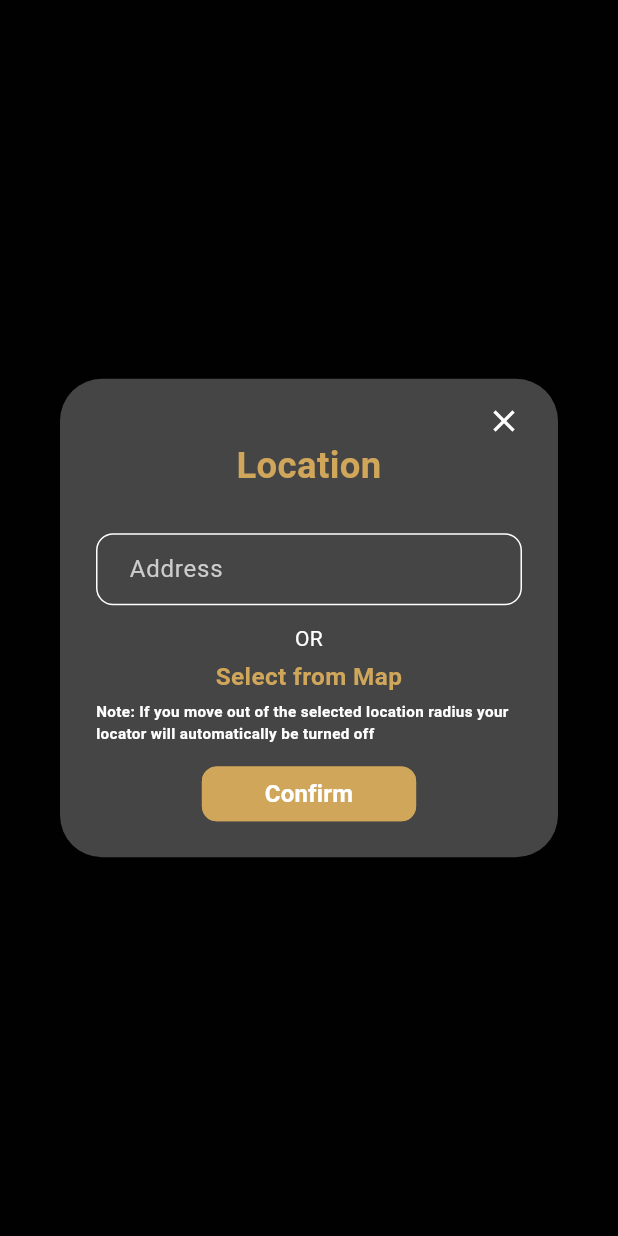
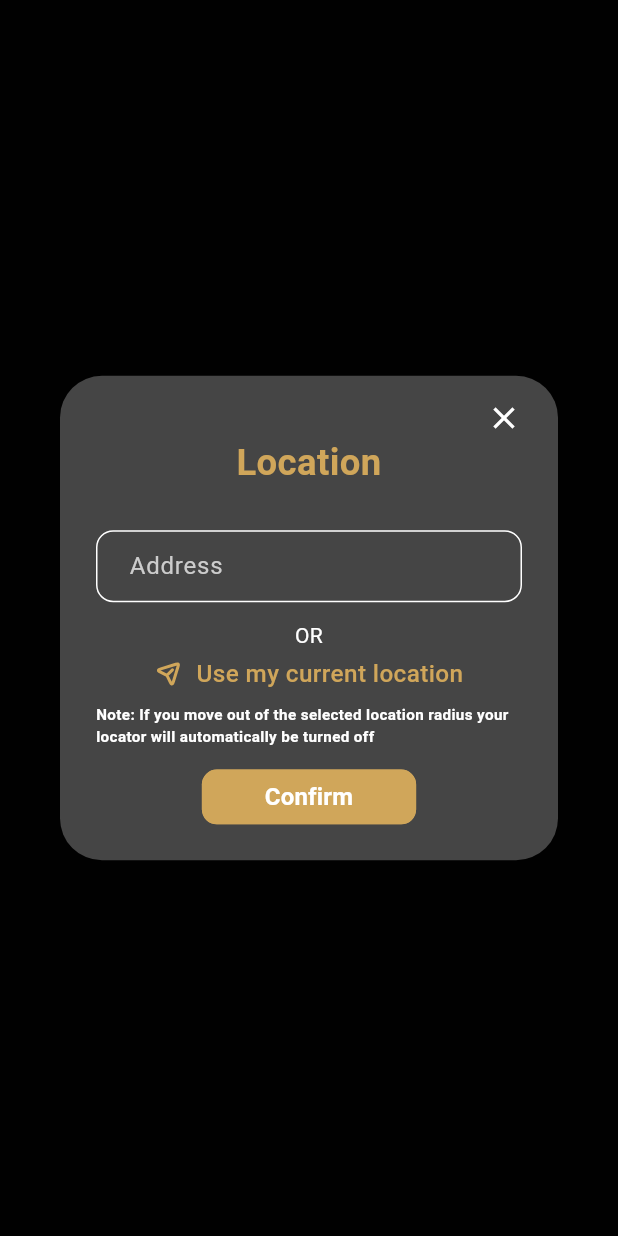
Before and after one commit to bdCalling-Sdt-hub/Pull-Up, a Flutter app: what getLocation() shows on an empty page, opened directly, on a phone screen of 412 x 824 dp. Run offline on Flutter 3.47's test engine with Material 3 defaults, Android fonts, the phone set to English and light mode, and no system bars; our stand-ins replace connectivity_plus, dotted_border, flutter_advanced_switch, flutter_local_notifications, flutter_neumorphic_plus, flutter_screenutil and 11 more; missing offline and left inert: flutter_stripe; accounts and stored records are empty; network calls fail.

Commit message:
location done

```diff
--- a/lib/utils/app_url.dart
+++ b/lib/utils/app_url.dart
@@ -34,7 +34,7 @@ class AppUrl {
   static const shopProduct = "$baseUrl/product/single-shop-by-product";
   static const history = "$baseUrl/product/product-history";
   static const myProductHistory = "$baseUrl/product/receiver-product-history";
-  static const notifications = "$baseUrl/notifications";
+  static const notifications = "$baseUrl/notifications/user-notification";
   static const myEvent = "$baseUrl/event/user-wise-event";
   static const myEventHistory = "$baseUrl/event/receiver-event-history";
   static const eventHistory = "$baseUrl/event/event-history";
--- a/lib/view/screen/event/new_event/new_event.dart
+++ b/lib/view/screen/event/new_event/new_event.dart
@@ -70,7 +70,7 @@ class NewEvent extends StatelessWidget {
                       child: Center(
                           child: controller.image == null
                               ? InkWell(
-                                  onTap: () => controller.selectImageCamera(),
+                                  onTap: () => controller.selectImageGallery(),
                                   child: CustomImage(
                                     imageSrc: AppIcons.upload,
                                     height: 50.sp,
--- a/lib/view/screen/profile/upgrade_account/inner_widget/location_popup.dart
+++ b/lib/view/screen/profile/upgrade_account/inner_widget/location_popup.dart
@@ -8,6 +8,10 @@ import 'package:pull_up/utils/app_string.dart';
 import 'package:pull_up/view/widget/button/custom_button.dart';
 import 'package:pull_up/view/widget/text/custom_text.dart';
 import 'package:pull_up/view/widget/text_field/custom_text_field.dart';
+
+import '../../../../../utils/app_icons.dart';
+import '../../../../widget/custom_loader.dart';
+import '../../../../widget/image/custom_image.dart';
 
 class LocationPopUp {
   static UpgradeAccountController controller =
@@ -22,7 +26,9 @@ class LocationPopUp {
             backgroundColor: AppColors.grey300,
             content: Form(
               key: formKey,
-              child: Column(
+              child: GetBuilder<UpgradeAccountController>(
+                builder: (controller) {
+                  return Column(
                     mainAxisSize: MainAxisSize.min,
                     children: [
                       Align(
@@ -62,12 +68,27 @@ class LocationPopUp {
                         bottom: 4.h,
                         top: 12.h,
                       ),
+                      controller.isLoadingLocation
+                          ? CustomLoader(
+                              size: 30.sp,
+                            )
+                          : GestureDetector(
+                              onTap: () => controller.currentLocation(),
+                              child: Row(
+                                mainAxisSize: MainAxisSize.min,
+                                children: [
+                                  CustomImage(
+                                      imageSrc: AppIcons.changeLocation),
+                                  SizedBox(
+                                    width: 8.w,
+                                  ),
                                   CustomText(
-                    text: AppString.selectFromMap,
-                    fontWeight: FontWeight.w600,
+                                    text: AppString.useMyCurrentLocation,
                                     color: AppColors.primaryColor,
                                     fontSize: 16.sp,
-                    bottom: 4.h,
+                                  )
+                                ],
+                              ),
                             ),
                       CustomText(
                         text: AppString.selectFromMapNote,
@@ -76,6 +97,7 @@ class LocationPopUp {
                         textAlign: TextAlign.start,
                         fontSize: 10.sp,
                         bottom: 14.h,
+                        top: 8.h,
                       ),
                       CustomButton(
                           titleText: AppString.confirm,
@@ -88,6 +110,8 @@ class LocationPopUp {
                             }
                           })
                     ],
+                  );
+                },
               ),
             ),
           );
```
Also changed, not shown: lib/controller/upgrade_account/upgrade_account.dart (+20 -0 lines), lib/view/screen/location/change_location.dart (+15 -14 lines), lib/view/screen/notification/notification.dart (+6 -2 lines), lib/view/screen/setting/setting_screen/setting_screen.dart (+6 -6 lines). Lines whose indentation alone changed are shown as unchanged.
